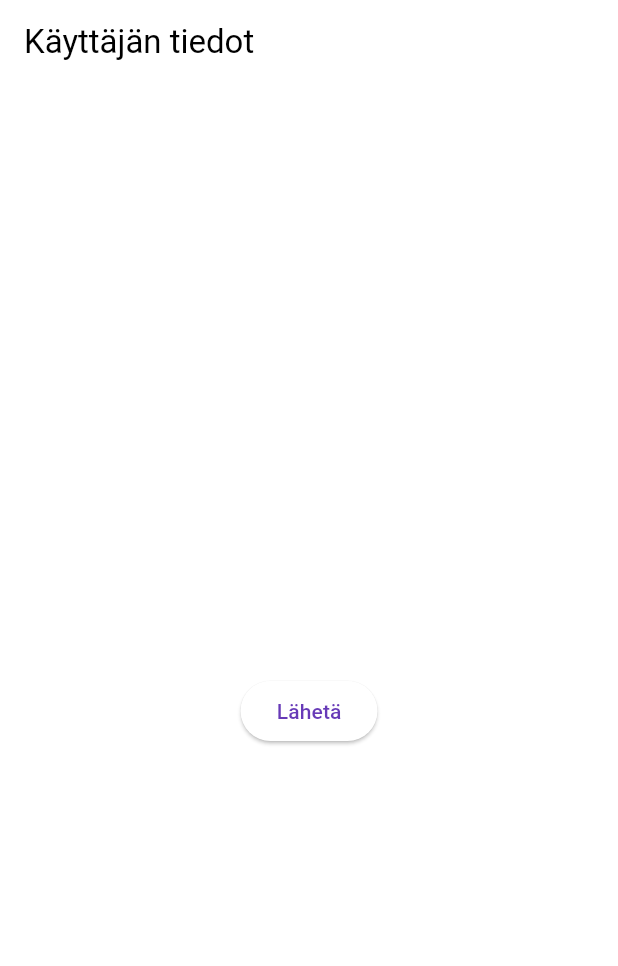
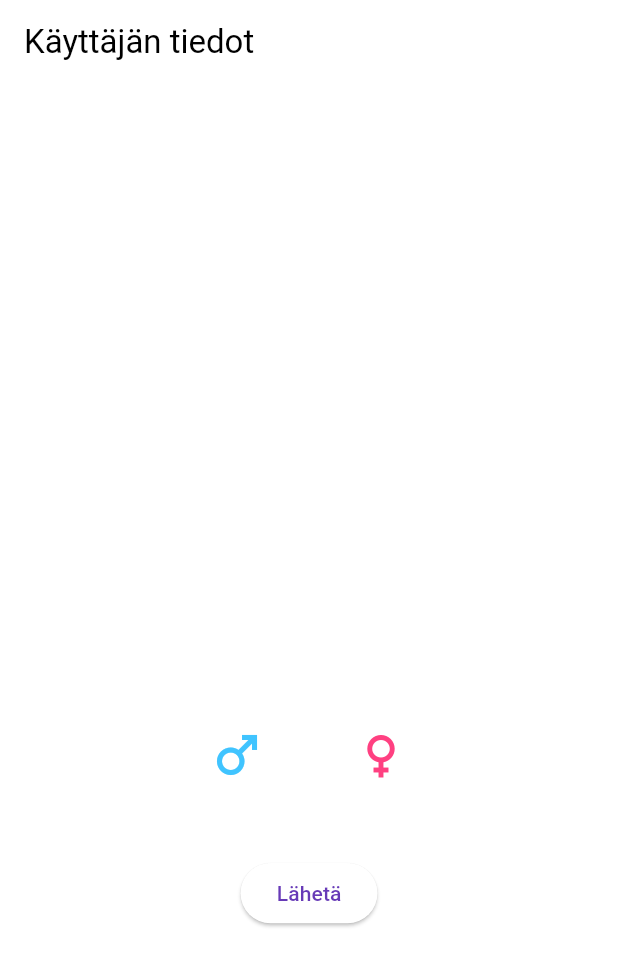
Before and after one commit to mabackma/medical_questionnaire, a Flutter app: the screen it shows after launch, on a phone screen of 412 x 824 dp. Shown: the top 966 px of the screen. Run offline on Flutter 3.47's test engine with Material 3 defaults, Android fonts, the phone set to English and light mode, and no system bars; missing offline and left inert: record.

Commit message:
added ui for user information inputs

```diff
--- a/lib/InputPage.dart
+++ b/lib/InputPage.dart
@@ -27,7 +27,9 @@ class InputPage extends StatelessWidget {
         child: Column(
           mainAxisAlignment: MainAxisAlignment.center,
           children: [
-            TextField(
+            SizedBox(
+              width: 300.0,
+              child: TextField(
                 controller: _textEditingController,
                 textAlign: TextAlign.center,
                 decoration: const InputDecoration(
@@ -36,7 +38,60 @@ class InputPage extends StatelessWidget {
                 ),
                 style: const TextStyle(color: Colors.white),
               ),
-            const SizedBox(height: 20.0),
+            ),
+            const SizedBox(height: 40.0),
+            const Row(
+              mainAxisAlignment: MainAxisAlignment.center,
+              children: [
+                Text('Ikä: ',
+                    style: TextStyle(color: Colors.white, fontSize: 20.0)),
+                SizedBox(width: 10.0),
+                SizedBox(
+                  width: 100.0,
+                  child: TextField(
+                    textAlign: TextAlign.center,
+                    decoration: InputDecoration(
+                      hintText: 'Anna ikäsi',
+                      hintStyle: TextStyle(color: Colors.white),
+                    ),
+                    style: TextStyle(color: Colors.white),
+                  ),
+                ),
+              ],
+            ),
+            const SizedBox(height: 40.0),
+            const Text(
+              'Valitse sukupuolesi: ',
+              style: TextStyle(color: Colors.white, fontSize: 20.0),
+            ),
+            const SizedBox(height: 10.0),
+            Row(
+              mainAxisAlignment: MainAxisAlignment.center,
+              children: [
+                IconButton(
+                  onPressed: () {
+                    print('Male icon pressed');
+                  },
+                  icon: const Icon(
+                    Icons.male,
+                    color: Colors.lightBlueAccent,
+                    size: 40,
+                  ),
+                ),
+                SizedBox(width: 40.0),
+                IconButton(
+                  onPressed: () {
+                    print('Female icon pressed');
+                  },
+                  icon: const Icon(
+                    Icons.female,
+                    color: Colors.pinkAccent,
+                    size: 40,
+                  ),
+                ),
+              ],
+            ),
+            const SizedBox(height: 40.0),
             ElevatedButton(
               onPressed: () => handleButtonPress(context),
               child: const Text('Lähetä'),
```
Lines whose indentation alone changed are shown as unchanged.
